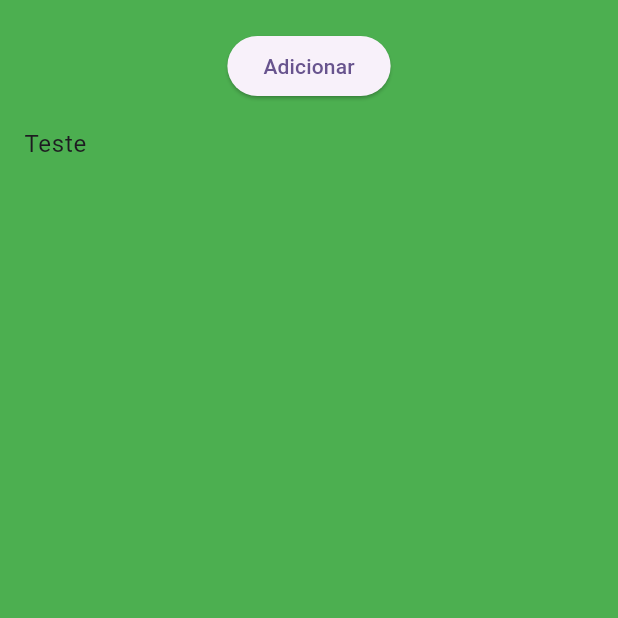
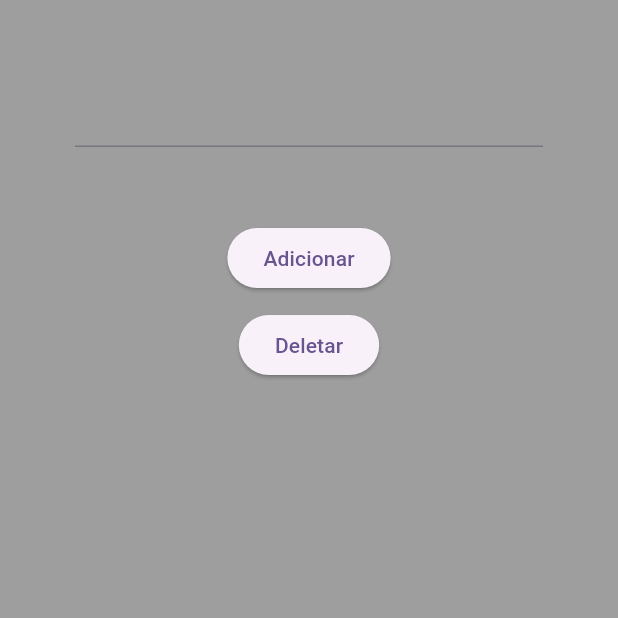
Before and after one commit to WelintonJuniorCeconello/bugiganga, a Flutter app: the screen it shows after launch, after a tap on "Adicionar", on a phone screen of 412 x 824 dp, the top half of it. Run offline on Flutter 3.47's test engine with Material 3 defaults, Android fonts, the phone set to English and light mode, and no system bars; our stand-ins replace cloud_firestore, firebase_core; accounts and stored records are empty.

Commit message:
#5 - 2024-11-13 - Firestore CRD, OK

```diff
--- a/lib/FIRESTORE/firestore.dart
+++ b/lib/FIRESTORE/firestore.dart
@@ -1,23 +1,44 @@
 import 'package:cloud_firestore/cloud_firestore.dart';
 
+/// Coleção é a "collection" do banco de dados.
+///
+/// O nome é o mesmo nome de um objeto (model).
 enum Colecao {
   cidades,
 }
 
+/// Api para gerenciar banco de dados
 class FirestoreApi {
+  /// Instancia do banco de dados
   final FirebaseFirestore _db = FirebaseFirestore.instance;
 
+  /// Metodo para adicionar dado especifico no banco.
   Future<void> addDB(Colecao colecao, String doc, dynamic data) async {
     _db
         .collection(colecao.name)
         .withConverter(
-            fromFirestore: Cidade.fromFirestore,
-            toFirestore: (Cidade city, options) => city.toFirestore())
-        .doc(doc)
+            //************************************************************************
+            // Adicionar cada objeto diferente aqui.....
+            fromFirestore: switch (colecao) {
+              Colecao.cidades => Cidade.fromFirestore,
+            },
+            toFirestore: (Cidade city, options) => switch (colecao) {
+                  Colecao.cidades => city.toFirestore(),
+                })
+        //****************************************************************************
+        .doc("${colecao.name}-$doc")
         .set(data);
+  }
+
+  /// Metodo para deletar dados no banco
+  Future<void> deleteDocDB(List<String> docs) async {
+    for (var doc in docs) {
+      _db.collection(doc.split('-')[0]).doc(doc).delete();
+    }
   }
 }
 
+/// Objeto para exemplo da Api Firestore
 class Cidade {
   final String nome;
   final String estado;
@@ -48,6 +69,9 @@
   Map<String, dynamic> toFirestore() {
     return {
       "nome": nome,
+      "estado": estado,
+      "ddi": ddi,
+      "regioes": regioes,
     };
   }
 }
--- /dev/null
+++ b/lib/FIRESTORE/page.dart
@@ -0,0 +1,82 @@
+import 'package:bugiganga/FIRESTORE/firestore.dart';
+import 'package:cloud_firestore/cloud_firestore.dart';
+import 'package:flutter/material.dart';
+
+class PageFirestore extends StatefulWidget {
+  const PageFirestore({super.key});
+
+  @override
+  State<PageFirestore> createState() => _PageFirestoreState();
+}
+
+class _PageFirestoreState extends State<PageFirestore> {
+  final TextEditingController _text = TextEditingController();
+
+  @override
+  Widget build(BuildContext context) {
+    return Scaffold(
+      body: Container(
+        color: Colors.grey,
+        child: Center(
+          child: Column(
+            mainAxisAlignment: MainAxisAlignment.center,
+            children: [
+              Padding(
+                padding: const EdgeInsets.all(50.0),
+                child: TextFormField(
+                  controller: _text,
+                  decoration: const InputDecoration(),
+                ),
+              ),
+              ElevatedButton(
+                onPressed: () => FirestoreApi().addDB(
+                    Colecao.cidades,
+                    _text.text.trim(),
+                    Cidade(
+                      nome: _text.text.trim(),
+                      estado: 'Teste2',
+                      ddi: 12,
+                      regioes: [],
+                    )),
+                child: const Text("Adicionar"),
+              ),
+              const SizedBox(height: 10),
+              ElevatedButton(
+                onPressed: () =>
+                    FirestoreApi().deleteDocDB([_text.text.trim()]),
+                child: const Text("Deletar"),
+              ),
+              Flexible(
+                child: StreamBuilder<QuerySnapshot>(
+                  stream: FirebaseFirestore.instance
+                      .collection('cidades')
+                      .snapshots(),
+                  builder: (context, snapshot) {
+                    if (snapshot.hasError) {
+                      return const Text('Something went wrong');
+                    }
+                    if (snapshot.connectionState == ConnectionState.waiting) {
+                      return const Text("Loading");
+                    }
+                    return ListView(
+                      children: snapshot.data!.docs
+                          .map((DocumentSnapshot document) {
+                            Map<String, dynamic> data =
+                                document.data()! as Map<String, dynamic>;
+                            return ListTile(
+                              title: Text(data['nome']),
+                            );
+                          })
+                          .toList()
+                          .cast(),
+                    );
+                  },
+                ),
+              ),
+            ],
+          ),
+        ),
+      ),
+    );
+  }
+}
--- a/lib/main.dart
+++ b/lib/main.dart
@@ -1,6 +1,5 @@
-import 'package:bugiganga/FIRESTORE/firestore.dart';
+import 'package:bugiganga/FIRESTORE/page.dart';
 import 'package:bugiganga/firebase_options.dart';
-import 'package:cloud_firestore/cloud_firestore.dart';
 import 'package:firebase_core/firebase_core.dart';
 import 'package:flutter/material.dart';
 
@@ -24,67 +23,7 @@
         colorScheme: ColorScheme.fromSeed(seedColor: Colors.deepPurple),
         useMaterial3: true,
       ),
-      home: const Teste(),
+      home: const PageFirestore(),
     );
   }
 }
-
-class Teste extends StatelessWidget {
-  const Teste({super.key});
-
-  @override
-  Widget build(BuildContext context) {
-    return Scaffold(
-      body: Container(
-        color: Colors.green,
-        child: Center(
-          child: Column(
-            mainAxisAlignment: MainAxisAlignment.center,
-            children: [
-              const SizedBox(height: 20),
-              ElevatedButton(
-                onPressed: () => FirestoreApi().addDB(
-                    Colecao.cidades,
-                    "teste",
-                    Cidade(
-                      nome: "Teste",
-                      estado: 'Teste2',
-                      ddi: 12,
-                      regioes: [],
-                    )),
-                child: const Text("Adicionar"),
-              ),
-              Flexible(
-                child: StreamBuilder<QuerySnapshot>(
-                  stream: FirebaseFirestore.instance
-                      .collection('cidades')
-                      .snapshots(),
-                  builder: (context, snapshot) {
-                    if (snapshot.hasError) {
-                      return const Text('Something went wrong');
-                    }
-                    if (snapshot.connectionState == ConnectionState.waiting) {
-                      return const Text("Loading");
-                    }
-                    return ListView(
-                      children: snapshot.data!.docs
-                          .map((DocumentSnapshot document) {
-                            Map<String, dynamic> data =
-                                document.data()! as Map<String, dynamic>;
-                            return ListTile(
-                              title: Text(data['nome']),
-                            );
-                          })
-                          .toList()
-                          .cast(),
-                    );
-                  },
-                ),
-              ),
-            ],
-          ),
-        ),
-      ),
-    );
-  }
-}
--- a/pubspec.yaml
+++ b/pubspec.yaml
@@ -13,6 +13,7 @@
   cupertino_icons: ^1.0.8
   firebase_core: ^3.7.0
   cloud_firestore: ^5.4.5
+  pdf: ^3.11.1
 
 dev_dependencies:
   flutter_test:
```
Also changed, not shown: pubspec.lock.
